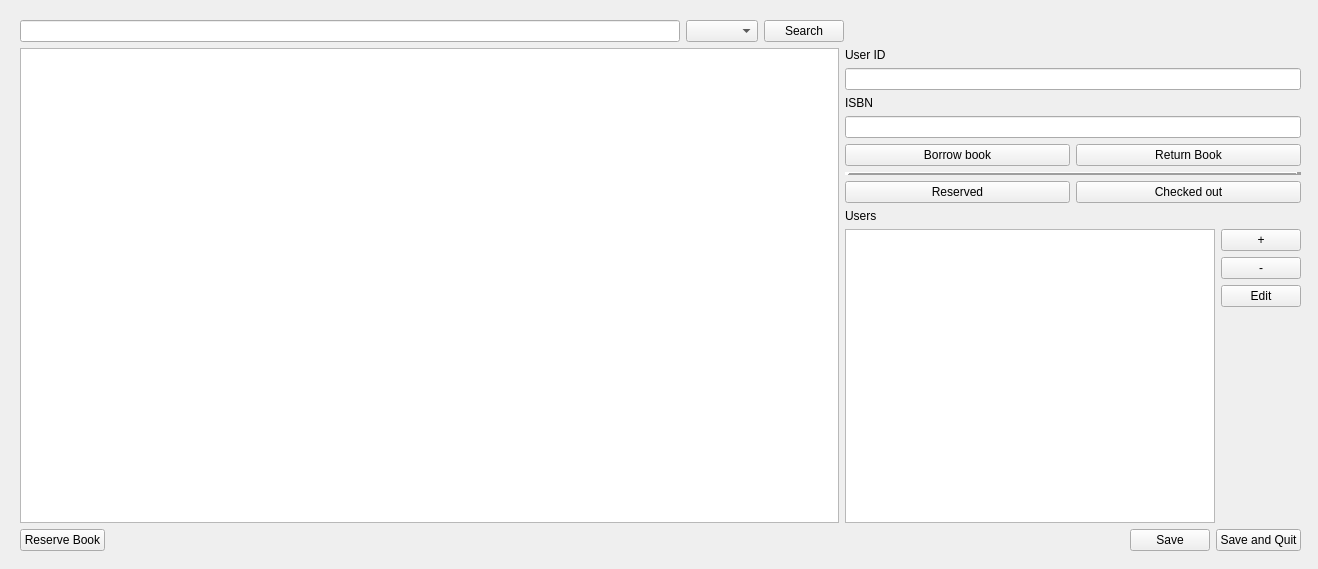
First picture: the form in LibraryManagement/useroptions.ui, repository Alex-BusNet/LibraryManagement, before the edit.
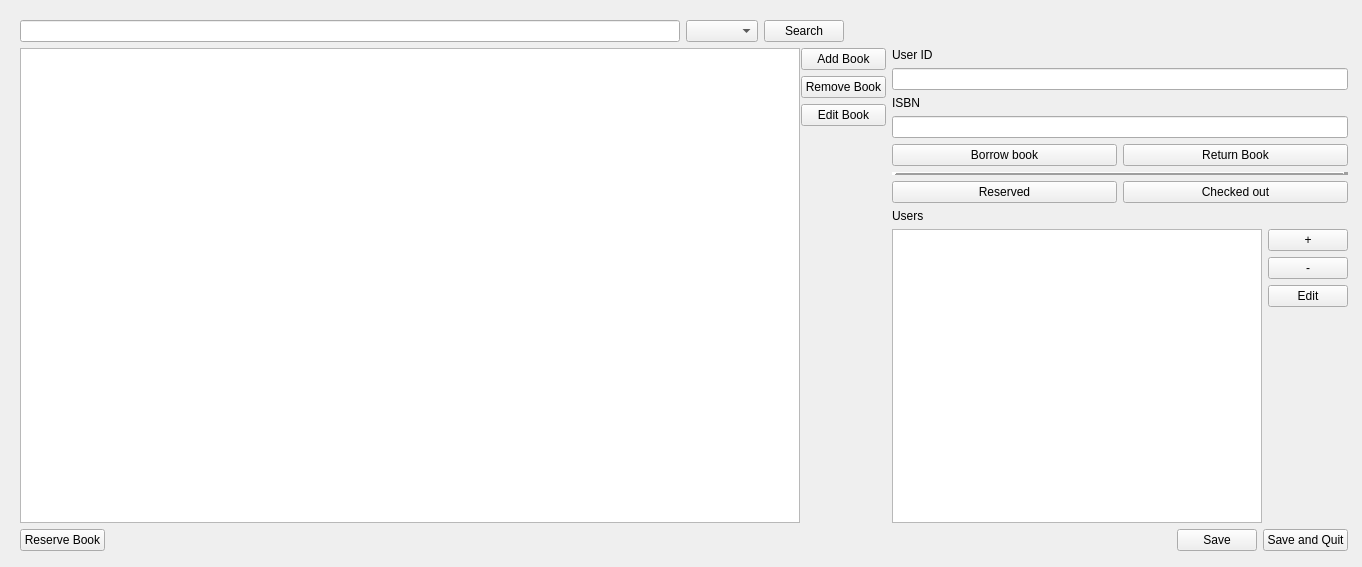
Second picture: the form after the edit.

```diff
--- a/LibraryManagement/useroptions.ui
+++ b/LibraryManagement/useroptions.ui
@@ -6,8 +6,8 @@
    <rect>
     <x>0</x>
     <y>0</y>
-    <width>1318</width>
-    <height>569</height>
+    <width>1362</width>
+    <height>567</height>
    </rect>
   </property>
   <property name="sizePolicy">
@@ -33,7 +33,7 @@
     <rect>
      <x>0</x>
      <y>0</y>
-     <width>1311</width>
+     <width>1361</width>
      <height>561</height>
     </rect>
    </property>
@@ -57,7 +57,7 @@
      <rect>
       <x>10</x>
       <y>10</y>
-      <width>1301</width>
+      <width>1348</width>
       <height>551</height>
      </rect>
     </property>
@@ -199,6 +199,44 @@
          </attribute>
         </widget>
        </item>
+       <item>
+        <layout class="QVBoxLayout" name="verticalLayout_2">
+         <item>
+          <widget class="QPushButton" name="addBookButton">
+           <property name="text">
+            <string>Add Book</string>
+           </property>
+          </widget>
+         </item>
+         <item>
+          <widget class="QPushButton" name="removeBookButton">
+           <property name="text">
+            <string>Remove Book</string>
+           </property>
+          </widget>
+         </item>
+         <item>
+          <widget class="QPushButton" name="editBookButton">
+           <property name="text">
+            <string>Edit Book</string>
+           </property>
+          </widget>
+         </item>
+         <item>
+          <spacer name="verticalSpacer_2">
+           <property name="orientation">
+            <enum>Qt::Vertical</enum>
+           </property>
+           <property name="sizeHint" stdset="0">
+            <size>
+             <width>20</width>
+             <height>40</height>
+            </size>
+           </property>
+          </spacer>
+         </item>
+        </layout>
+       </item>
        <item>
         <layout class="QVBoxLayout" name="mangerlayout">
          <property name="sizeConstraint">
```
